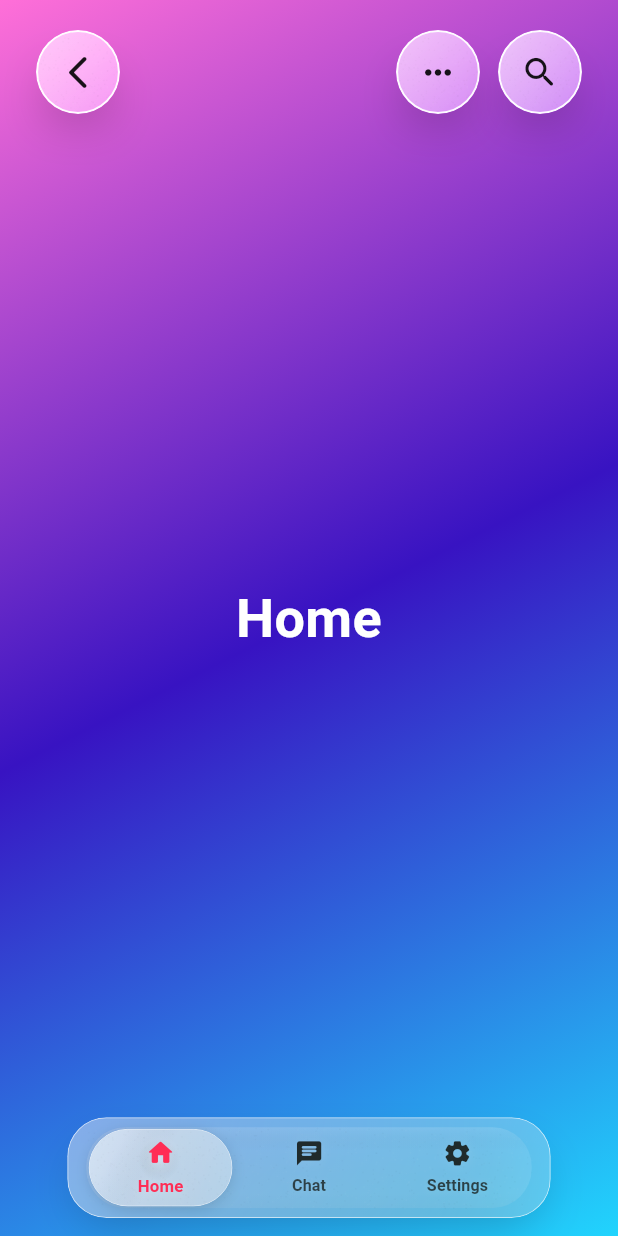
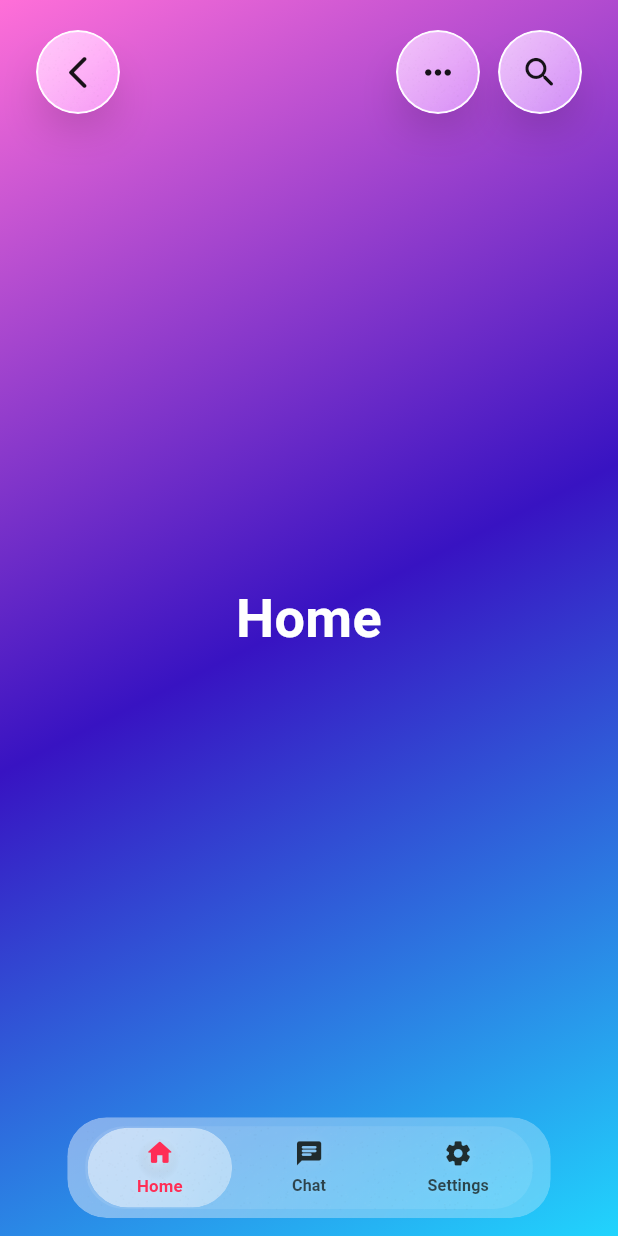
Before and after one commit to hame-dev/glass_bottom_navigation, a Flutter app: the screen it shows after launch, on a phone screen of 412 x 824 dp. Run offline on Flutter 3.47's test engine with Material 3 defaults, Android fonts, the phone set to English and light mode, and no system bars.

Commit message:
update border

```diff
--- a/lib/nav_style.dart
+++ b/lib/nav_style.dart
@@ -169,7 +169,7 @@ class GlassBottomNavStyle {
     this.pillBlurSigma = 26,
     this.pillFilmStart = 0.42,
     this.pillFilmEnd = 0.26,
-    this.pillBorderOpacity = 0.62,
+    this.pillBorderOpacity = 0,
     this.showSpecularDot = false,
     this.pillFrostOpacity = 0.09,
     this.backdropSaturation = 1.0,
@@ -187,7 +187,7 @@ class GlassBottomNavStyle {
     this.selectedBlurSigma = 26,
     this.selectedStartOpacity = 0.50,
     this.selectedEndOpacity = 0.30,
-    this.selectedBorderOpacity = 0.66,
+    this.selectedBorderOpacity = 0,
     this.selectedFrostOpacity = 0.16,
     this.selectedRadialOpacity = 0.14,
     this.selectedRadialRadiusFactor = 0.90,
@@ -947,21 +947,6 @@ class _FrostedPill extends StatelessWidget {
       child: Stack(
         children: [
           Positioned.fill(
-            child: DecoratedBox(
-              decoration: BoxDecoration(
-                borderRadius: BorderRadius.circular(radius),
-                boxShadow: [
-                  BoxShadow(
-                    color: Colors.black.withValues(alpha: 0.18),
-                    blurRadius: 24,
-                    offset: const Offset(0, 12),
-                    spreadRadius: -6,
-                  ),
-                ],
-              ),
-            ),
-          ),
-          Positioned.fill(
             child: ClipRRect(
               borderRadius: BorderRadius.circular(radius),
               child: BackdropFilter(
@@ -978,10 +963,12 @@ class _FrostedPill extends StatelessWidget {
                         tint.withValues(alpha: filmEnd),
                       ],
                     ),
-                    border: Border.all(
-                      color: Colors.white.withValues(alpha: rimOpacity),
-                      width: 0.7,
-                    ),
+                    border: rimOpacity <= 0
+                        ? null
+                        : Border.all(
+                            color: Colors.white.withValues(alpha: rimOpacity),
+                            width: 0.7,
+                          ),
                   ),
                   child: Stack(
                     children: [
@@ -990,42 +977,6 @@ class _FrostedPill extends StatelessWidget {
                           decoration: BoxDecoration(
                             color: Colors.white.withValues(alpha: frostOpacity),
                             borderRadius: BorderRadius.circular(radius),
-                          ),
-                        ),
-                      ),
-                      Positioned.fill(
-                        child: DecoratedBox(
-                          decoration: BoxDecoration(
-                            borderRadius: BorderRadius.circular(radius),
-                            gradient: LinearGradient(
-                              begin: Alignment.topLeft,
-                              end: Alignment.bottomRight,
-                              stops: const [0.0, 0.30, 0.70, 1.0],
-                              colors: [
-                                Colors.white.withValues(alpha: 0.05),
-                                Colors.transparent,
-                                Colors.transparent,
-                                Colors.white.withValues(alpha: 0.0),
-                              ],
-                            ),
-                          ),
-                        ),
-                      ),
-                      Positioned.fill(
-                        child: DecoratedBox(
-                          decoration: BoxDecoration(
-                            borderRadius: BorderRadius.circular(radius),
-                            gradient: LinearGradient(
-                              begin: Alignment.topCenter,
-                              end: Alignment.bottomCenter,
-                              stops: const [0.0, 0.30, 0.80, 1.0],
-                              colors: [
-                                Colors.white.withValues(alpha: 0.05),
-                                Colors.transparent,
-                                Colors.transparent,
-                                Colors.black.withValues(alpha: 0.015),
-                              ],
-                            ),
                           ),
                         ),
                       ),
@@ -1114,20 +1065,6 @@ class _BrightFrostSelection extends StatelessWidget {
       height: height,
       child: Stack(
         children: [
-          Positioned.fill(
-            child: DecoratedBox(
-              decoration: BoxDecoration(
-                borderRadius: BorderRadius.circular(corner),
-                boxShadow: [
-                  BoxShadow(
-                    color: Colors.black.withValues(alpha: 0.12),
-                    blurRadius: 7,
-                    offset: const Offset(0, 2),
-                  ),
-                ],
-              ),
-            ),
-          ),
           ClipRRect(
             borderRadius: BorderRadius.circular(corner),
             child: BackdropFilter(
@@ -1147,10 +1084,14 @@ class _BrightFrostSelection extends StatelessWidget {
                       ),
                     ],
                   ),
-                  border: Border.all(
-                    color: Colors.white.withValues(alpha: borderAlpha * 0.85),
-                    width: 0.65,
-                  ),
+                  border: borderAlpha <= 0
+                      ? null
+                      : Border.all(
+                          color: Colors.white.withValues(
+                            alpha: borderAlpha * 0.85,
+                          ),
+                          width: 0.65,
+                        ),
                 ),
                 child: Stack(
                   children: [
@@ -1159,24 +1100,6 @@ class _BrightFrostSelection extends StatelessWidget {
                         decoration: BoxDecoration(
                           color: Colors.white.withValues(alpha: frostOpacity),
                           borderRadius: BorderRadius.circular(corner),
-                        ),
-                      ),
-                    ),
-                    Positioned.fill(
-                      child: DecoratedBox(
-                        decoration: BoxDecoration(
-                          borderRadius: BorderRadius.circular(corner),
-                          gradient: LinearGradient(
-                            begin: Alignment.topLeft,
-                            end: Alignment.bottomRight,
-                            stops: const [0.0, 0.2, 0.5, 1.0],
-                            colors: [
-                              Colors.white.withValues(alpha: 0.18),
-                              Colors.white.withValues(alpha: 0.08),
-                              Colors.transparent,
-                              Colors.transparent,
-                            ],
-                          ),
                         ),
                       ),
                     ),
@@ -1198,21 +1121,6 @@ class _BrightFrostSelection extends StatelessWidget {
                           centerAlignment: radialCenter,
                           radius: r,
                           opacity: coreOpacity,
-                        ),
-                      ),
-                    ),
-                    Positioned.fill(
-                      child: DecoratedBox(
-                        decoration: BoxDecoration(
-                          borderRadius: BorderRadius.circular(corner),
-                          gradient: const LinearGradient(
-                            begin: Alignment.topLeft,
-                            end: Alignment.bottomRight,
-                            colors: [
-                              Color.fromRGBO(255, 255, 255, 0.10),
-                              Color.fromRGBO(255, 255, 255, 0.03),
-                            ],
-                          ),
                         ),
                       ),
                     ),
```
